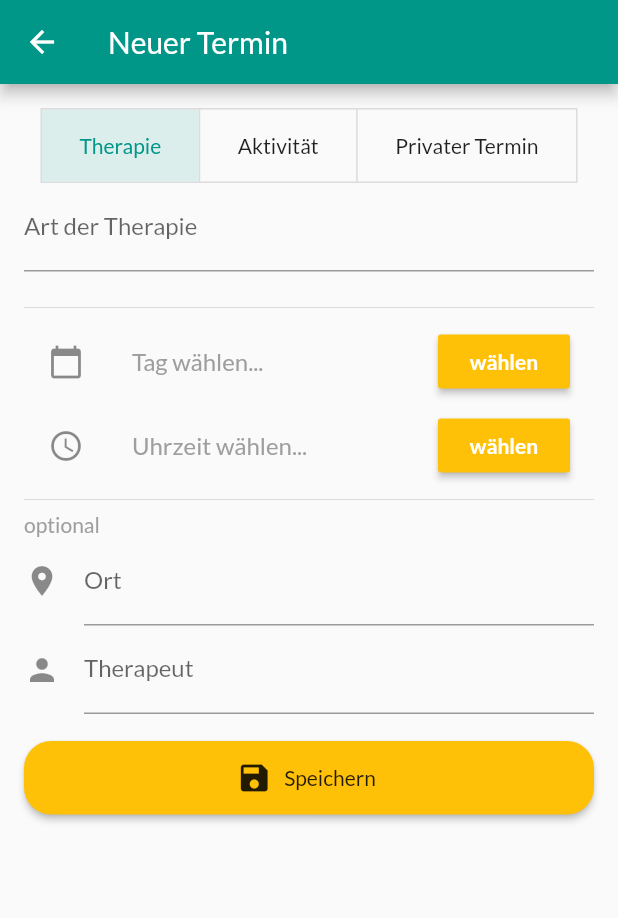
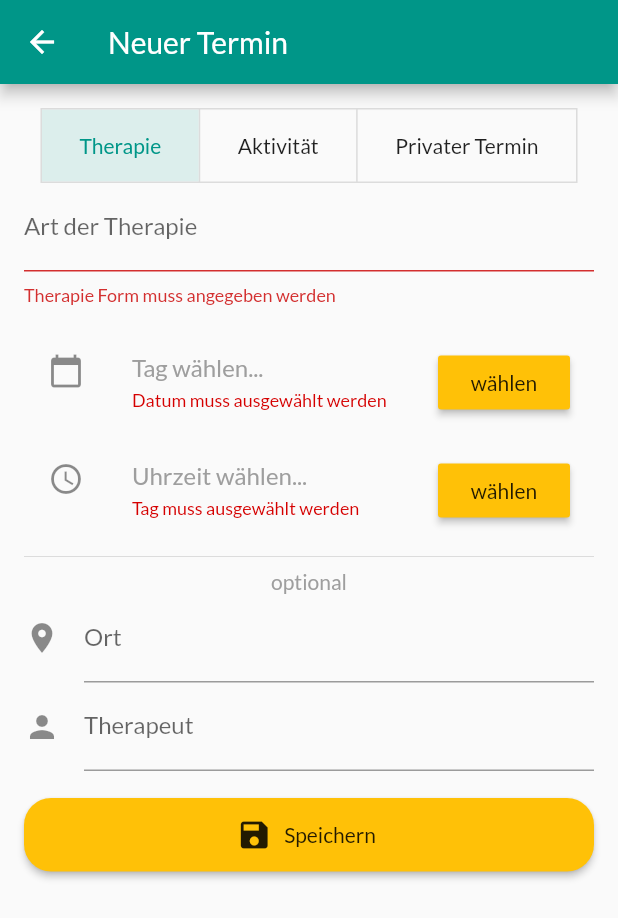
Before and after one commit to schmt5/papp, a Flutter app: the CreateAppointmentScreen screen opened by its route, after a tap on "Speichern", on a phone screen of 412 x 824 dp. Shown: the top 918 px of the screen. Run offline on Flutter 3.47's test engine with Material 2 defaults, Android fonts, the phone set to English and light mode, and no system bars; our stand-ins replace sqflite; accounts and stored records are empty.

Commit message:
add Validators in FormFields

```diff
--- a/papp/lib/providers/appointments.dart
+++ b/papp/lib/providers/appointments.dart
@@ -4,29 +4,7 @@ import './database_provider.dart';
 import '../models/appointment_model.dart';
 
 class Appointments with ChangeNotifier {
-  List<AppointmentModel> _items = [
-    // AppointmentModel(
-    //   id: DateTime.now().add(Duration(hours: 1)).millisecondsSinceEpoch,
-    //   category: "Physiotherapie",
-    //   dateTime: DateTime.now().add(Duration(hours: 1)),
-
-    // ),
-    // AppointmentModel(
-    //   id: DateTime.now().add(Duration(hours: 3)).millisecondsSinceEpoch,
-    //   category: "Physiotherapie",
-    //   dateTime: DateTime.now().add(Duration(hours: 3)),
-    // ),
-    // AppointmentModel(
-    //   id: DateTime.now().add(Duration(hours: 11)).millisecondsSinceEpoch,
-    //   category: "Sporttherapie",
-    //   dateTime: DateTime.now().add(Duration(hours: 11)),
-    // ),
-    // AppointmentModel(
-    //   id: DateTime.now().add(Duration(hours: 14)).millisecondsSinceEpoch,
-    //   category: "Ergotherapie",
-    //   dateTime: DateTime.now().add(Duration(hours: 14)),
-    // ),
-  ];
+  List<AppointmentModel> _items = [];
 
   List<AppointmentModel> get items {
     return [..._items];
@@ -47,9 +25,8 @@ class Appointments with ChangeNotifier {
     if (_items.isEmpty) {
       return null;
     }
-    var upcoming = _items
-        .where((val) => val.dateTime.isAfter(DateTime.now()))
-        .toList();
+    var upcoming =
+        _items.where((val) => val.dateTime.isAfter(DateTime.now())).toList();
 
     if (upcoming.isEmpty) {
       return null;
--- a/papp/lib/screens/create_appointment_screen.dart
+++ b/papp/lib/screens/create_appointment_screen.dart
@@ -15,10 +15,21 @@ class CreateAppointmentScreen extends StatefulWidget {
 }
 
 class _CreateAppointmentScreenState extends State<CreateAppointmentScreen> {
-  final _form = GlobalKey<FormState>();
+  final _therapieForm = GlobalKey<FormState>();
+  final _privateAppointmentForm = GlobalKey<FormState>();
   DateTime _selectedDate;
   TimeOfDay _selectedTime;
   List<bool> isSelected = [true, false, false];
+
+  AppointmentModel _createdItem = AppointmentModel(
+    id: null,
+    category: null,
+    dateTime: null,
+    place: null,
+    supervisor: null,
+    subject: null,
+    earnedPappTaler: null,
+  );
 
   void _selectDate() {
     showDatePicker(
@@ -48,6 +59,33 @@ class _CreateAppointmentScreenState extends State<CreateAppointmentScreen> {
         _selectedTime = pickedTime;
       });
     });
+  }
+
+  void _saveForm() {
+    if (isSelected[0]) {
+      var isValid = _therapieForm.currentState.validate();
+    } else {
+      var isValid = _privateAppointmentForm.currentState.validate();
+    }
+
+    // var year = _selectedDate.year;
+    // var month = _selectedDate.month;
+    // var day = _selectedDate.day;
+    // var hour = _selectedTime.hour;
+    // var minute = _selectedTime.minute;
+    // var second = _selectedDate.second;
+    // var millisecond = _selectedDate.millisecond;
+
+    // var dateTime =
+    //     DateTime(year, month, day, hour, minute, second, millisecond);
+
+    // var appointment = AppointmentModel(
+    //   id: dateTime.millisecondsSinceEpoch,
+    //   category: "Physiotherapie",
+    //   dateTime: dateTime,
+    // );
+    // Provider.of<Appointments>(context, listen: false)
+    //     .addAppointment(appointment);
   }
 
   @override
@@ -86,8 +124,6 @@ class _CreateAppointmentScreenState extends State<CreateAppointmentScreen> {
       //     : null,
       body: Padding(
         padding: EdgeInsets.all(16),
-        child: Form(
-          key: _form,
         child: ListView(
           children: <Widget>[
             Center(
@@ -128,14 +164,58 @@ class _CreateAppointmentScreenState extends State<CreateAppointmentScreen> {
                 isSelected: isSelected,
               ),
             ),
+            isSelected[0]
+                ? _buildTherapieForm()
+                : _buildPrivateAppointmentForm(),
+            Padding(
+              padding: const EdgeInsets.only(top: 18),
+              child: RaisedButton.icon(
+                label: Padding(
+                  padding: const EdgeInsets.symmetric(
+                    vertical: 16,
+                  ),
+                  child: Text('Speichern'),
+                ),
+                icon: Icon(Icons.save),
+                color: Theme.of(context).accentColor,
+                shape: RoundedRectangleBorder(
+                  borderRadius: BorderRadius.circular(18),
+                ),
+                onPressed: _saveForm,
+              ),
+            )
+          ],
+        ),
+      ),
+    );
+  }
+
+  Widget _buildTherapieForm() {
+    return Form(
+      key: _therapieForm,
+      child: Column(
+        children: <Widget>[
           TextFormField(
             decoration: InputDecoration(labelText: 'Art der Therapie'),
+            validator: (val) {
+              if (val.isEmpty) {
+                return 'Therapie Form muss angegeben werden';
+              }
+              return null;
+            },
+
           ),
           SizedBox(
             height: 16,
           ),
-              Divider(),
-              ListTile(
+          FormField(
+            validator: (_) {
+              if (_selectedDate == null) {
+                return 'Datum muss ausgewählt werden';
+              }
+              return null;
+            },
+            builder: (state) => ListTile(
               leading: Icon(Icons.calendar_today),
               title: _selectedDate == null
                   ? Text(
@@ -144,20 +224,35 @@ class _CreateAppointmentScreenState extends State<CreateAppointmentScreen> {
                         color: Colors.grey,
                       ),
                     )
-                    : Text(DateFormat.MMMEd('de_CH').format(_selectedDate)),
+                  : Text(
+                      DateFormat.MMMEd('de_CH').format(_selectedDate),
+                    ),
+              subtitle: state.hasError
+                  ? Text(
+                      state.errorText,
+                      style: TextStyle(
+                        color: Colors.redAccent[700],
+                        fontSize: 12,
+                      ),
+                    )
+                  : Container(),
               trailing: RaisedButton(
                 child: Text(
                   'wählen',
-                    style: TextStyle(
-                      color: Colors.white,
-                      fontWeight: FontWeight.bold,
-                    ),
                 ),
                 onPressed: _selectDate,
                 color: Theme.of(context).accentColor,
               ),
             ),
-              ListTile(
+          ),
+          FormField(
+            validator: (_) {
+              if (_selectedTime == null) {
+                return 'Tag muss ausgewählt werden';
+              }
+              return null;
+            },
+            builder: (state) => ListTile(
               leading: Icon(Icons.access_time),
               title: _selectedTime == null
                   ? Text(
@@ -167,16 +262,21 @@ class _CreateAppointmentScreenState extends State<CreateAppointmentScreen> {
                       ),
                     )
                   : Text('${_selectedTime.hour}:${_selectedTime.minute} Uhr'),
+              subtitle: state.hasError
+                  ? Text(
+                      state.errorText,
+                      style:
+                          TextStyle(color: Colors.redAccent[700], fontSize: 12),
+                    )
+                  : Container(),
               trailing: RaisedButton(
                 child: Text(
                   'wählen',
-                    style: TextStyle(
-                      color: Colors.white,
-                      fontWeight: FontWeight.bold,
-                    ),
+
                 ),
                 onPressed: _selectTime,
                 color: Theme.of(context).accentColor,
+              ),
             ),
           ),
           Divider(),
@@ -200,45 +300,101 @@ class _CreateAppointmentScreenState extends State<CreateAppointmentScreen> {
                   Icons.person,
                 )),
           ),
-              Padding(
-                padding: const EdgeInsets.only(top: 18),
-                child: RaisedButton.icon(
-                  label: Padding(
-                    padding: const EdgeInsets.symmetric(
-                      vertical: 16,
+        ],
       ),
-                    child: Text('Speichern'),
+    );
+  }
+
+  Widget _buildPrivateAppointmentForm() {
+    return Form(
+      key: _privateAppointmentForm,
+      child: Column(
+        children: <Widget>[
+          TextFormField(
+            decoration: InputDecoration(
+              labelText: 'Titel',
             ),
-                  icon: Icon(Icons.save),
-                  color: Theme.of(context).accentColor,
-                  shape: RoundedRectangleBorder(
-                    borderRadius: BorderRadius.circular(18),
-                  ),
-                  onPressed: () {
-                    var year = _selectedDate.year;
-                    var month = _selectedDate.month;
-                    var day = _selectedDate.day;
-                    var hour = _selectedTime.hour;
-                    var minute = _selectedTime.minute;
-                    var second = _selectedDate.second;
-                    var millisecond = _selectedDate.millisecond;
-
-                    var dateTime = DateTime(
-                        year, month, day, hour, minute, second, millisecond);
-
-                    var appointment = AppointmentModel(
-                      id: dateTime.millisecondsSinceEpoch,
-                      category: "Physiotherapie",
-                      dateTime: dateTime,
-                    );
-                    Provider.of<Appointments>(context, listen: false)
-                        .addAppointment(appointment);
+            validator: (val) {
+              if (val.isEmpty) {
+                return 'Titel muss angegeben werden';
+              }
+              return null;
             },
           ),
+          SizedBox(
+            height: 16,
+          ),
+          FormField(
+            validator: (_) {
+              if (_selectedDate == null) {
+                return 'Datum muss angegeben werden';
+              }
+              return null;
+            },
+            builder: (state) => ListTile(
+              leading: Icon(Icons.calendar_today),
+              title: _selectedDate == null
+                  ? Text(
+                      'Tag wählen...',
+                      style: TextStyle(
+                        color: Colors.grey,
+                      ),
                     )
-            ],
+                  : Text(
+                      DateFormat.MMMEd('de_CH').format(_selectedDate),
+                    ),
+              subtitle: state.hasError
+                  ? Text(state.errorText,
+                      style: TextStyle(
+                        color: Colors.redAccent[700],
+                        fontSize: 12,
+                      ))
+                  : Container(),
+              trailing: RaisedButton(
+                child: Text(
+                  'wählen',
+                ),
+                onPressed: _selectDate,
+                color: Theme.of(context).accentColor,
               ),
             ),
+          ),
+          FormField(
+            validator: (_) {
+              if (_selectedTime == null) {
+                return 'Uhrzeit muss angegeben werden';
+              }
+              return null;
+            },
+            builder: (state) => ListTile(
+              leading: Icon(Icons.access_time),
+              title: _selectedTime == null
+                  ? Text(
+                      'Uhrzeit wählen...',
+                      style: TextStyle(
+                        color: Colors.grey,
+                      ),
+                    )
+                  : Text('${_selectedTime.hour}:${_selectedTime.minute} Uhr'),
+              subtitle: state.hasError
+                  ? Text(
+                      state.errorText,
+                      style: TextStyle(
+                        color: Colors.redAccent[700],
+                        fontSize: 12,
+                      ),
+                    )
+                  : Container(),
+              trailing: RaisedButton(
+                child: Text(
+                  'wählen',
+                ),
+                onPressed: _selectTime,
+                color: Theme.of(context).accentColor,
+              ),
+            ),
+          ),
+        ],
       ),
     );
   }
--- a/papp/lib/screens/dashbord_screen.dart
+++ b/papp/lib/screens/dashbord_screen.dart
@@ -7,7 +7,7 @@ import '../widgets/next_appointment_card.dart';
 class DashboardScreen extends StatelessWidget {
   @override
   Widget build(BuildContext context) {
-    return Column(
+    return ListView(
       children: <Widget>[
         TeddyCard(),
         BellCard(),
```
Also changed, not shown: papp/lib/widgets/next_appointment_card.dart (+27 -42 lines). Lines whose indentation alone changed are shown as unchanged.
